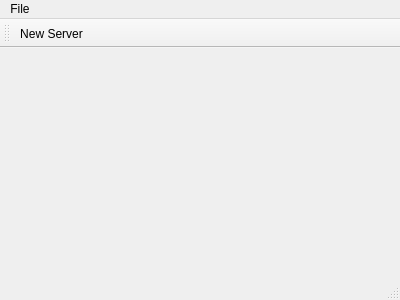
rodrigos01/MoovServerManager, file mainwindow.ui: the form before one commit.
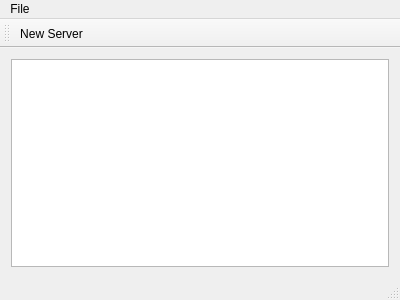
The form after the commit.

Commit message: Implemented ability to remove servers from list

```diff
--- a/mainwindow.ui
+++ b/mainwindow.ui
@@ -14,7 +14,11 @@
    <string>Moov Server Manager</string>
   </property>
   <widget class="QWidget" name="centralWidget">
-   <layout class="QHBoxLayout" name="horizontalLayout"/>
+   <layout class="QHBoxLayout" name="horizontalLayout">
+    <item>
+     <widget class="QTableView" name="tblServers"/>
+    </item>
+   </layout>
   </widget>
   <widget class="QMenuBar" name="menuBar">
    <property name="geometry">
```
Left out of the diff: 2 changed lines with no effect on the pictures. The commit also changes 4 other files.
